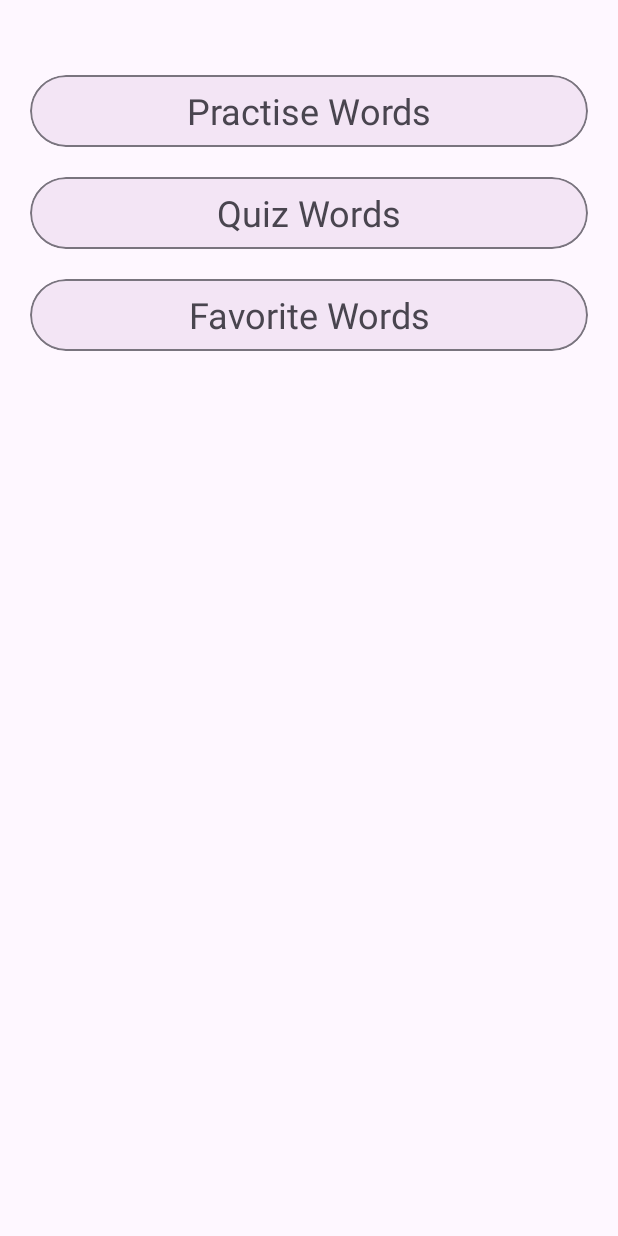
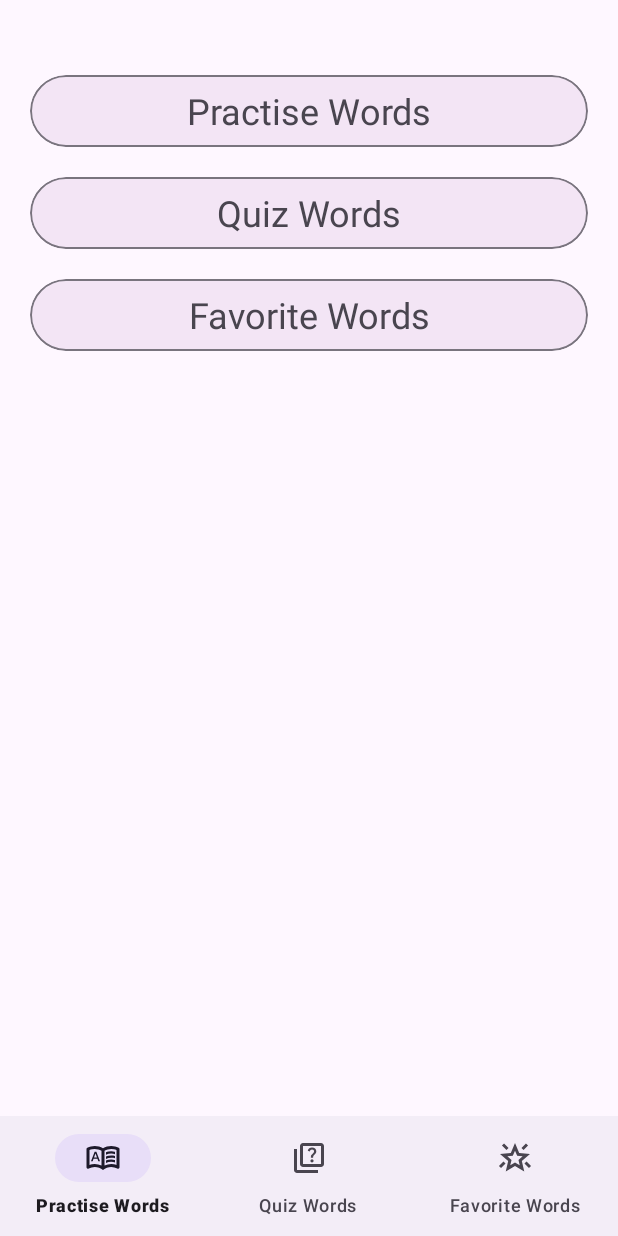
Before and after one commit to Talhakasikci/English-Turkish-Word-Game, an Android app: the screen it shows after launch (MainActivity), on a phone screen of 412 x 824 dp. Run offline under Robolectric (Android 15) with nearby library versions, the phone set to English and light mode, and no system bars; our stand-ins replace navigation-ui.

Commit message:
bottom navigation

```diff
--- a/WordApp/app/src/main/java/com/talhakasikci/wordapp/ui/fragments/LetterFragment.kt
+++ b/WordApp/app/src/main/java/com/talhakasikci/wordapp/ui/fragments/LetterFragment.kt
@@ -5,6 +5,7 @@ import androidx.fragment.app.Fragment
 import android.view.LayoutInflater
 import android.view.View
 import android.view.ViewGroup
+import androidx.fragment.app.viewModels
 import androidx.navigation.fragment.findNavController
 import androidx.navigation.fragment.navArgs
 import androidx.recyclerview.widget.LinearLayoutManager
@@ -12,6 +13,7 @@ import com.talhakasikci.wordapp.R
 import com.talhakasikci.wordapp.adapter.LetterAdapter
 import com.talhakasikci.wordapp.adapter.WordAdapter
 import com.talhakasikci.wordapp.databinding.FragmentLetterBinding
+import com.talhakasikci.wordapp.ui.WordListViewModel
 
 
 class LetterFragment : Fragment() {
@@ -23,6 +25,7 @@ class LetterFragment : Fragment() {
     private val section4 = ('N'..'Q').map { it.toString() }
     private val section5 = ('R'..'U').map { it.toString() }
     private val section6 = ('V'..'Z').map { it.toString() }
+    private val viewModel: WordListViewModel by viewModels()
     private val args: LetterFragmentArgs by navArgs()
     private val target: Int by lazy{ args.targetID }
     private val level: String by lazy{ args.EnglishLevel }
@@ -49,6 +52,7 @@ class LetterFragment : Fragment() {
     override fun onViewCreated(view: View, savedInstanceState: Bundle?) {
         super.onViewCreated(view, savedInstanceState)
         val adapter = LetterAdapter(list){selectedLetter->
+            viewModel.selectedLetter(selectedLetter)
             when(target){
                 R.id.quizFragment->{
                     val action = LetterFragmentDirections.actionLetterFragmentToQuizFragment(level = level, letter = selectedLetter)
--- a/WordApp/app/src/main/java/com/talhakasikci/wordapp/ui/fragments/MainFragment.kt
+++ b/WordApp/app/src/main/java/com/talhakasikci/wordapp/ui/fragments/MainFragment.kt
@@ -70,8 +70,10 @@ class MainFragment : Fragment() {
 
 
     }
-    // !!!!!!!!!!!!!!!!!!!!!!!!!!!!!!!!
+
     private fun actionFragment(level:String){
+        viewModel.selectedLevel(level)
+
         val target = args.targetID
         if(target == R.id.wordsFragment){
             val action = MainFragmentDirections.actionMainFragmentToLetterFragment(EnglishLevel = level, targetID = target)
@@ -80,7 +82,7 @@ class MainFragment : Fragment() {
             val action = MainFragmentDirections.actionMainFragmentToLetterFragment(EnglishLevel = level, targetID = target)
             findNavController().navigate(action)
         }
-    }// hata !!!!!!!!!!!!!!!
+    }
 
 
 }
--- /dev/null
+++ b/WordApp/app/src/main/res/drawable/favorite_icon.xml
@@ -0,0 +1,9 @@
+<vector xmlns:android="http://schemas.android.com/apk/res/android"
+    android:width="24dp"
+    android:height="24dp"
+    android:viewportWidth="960"
+    android:viewportHeight="960">
+  <path
+      android:pathData="M852,748 L732,628l56,-56 120,120 -56,56ZM708,268l-56,-56 120,-120 56,56 -120,120ZM252,268L132,148l56,-56 120,120 -56,56ZM108,748l-56,-56 120,-120 56,56 -120,120ZM354,673 L480,597 606,674 573,530 684,434 538,421 480,285 422,420 276,433 387,530 354,673ZM233,840l65,-281L80,370l288,-25 112,-265 112,265 288,25 -218,189 65,281 -247,-149 -247,149ZM480,479Z"
+      android:fillColor="#000000"/>
+</vector>
--- /dev/null
+++ b/WordApp/app/src/main/res/drawable/quiz_icon.xml
@@ -0,0 +1,9 @@
+<vector xmlns:android="http://schemas.android.com/apk/res/android"
+    android:width="24dp"
+    android:height="24dp"
+    android:viewportWidth="960"
+    android:viewportHeight="960">
+  <path
+      android:pathData="M560,600q17,0 29.5,-12.5T602,558q0,-17 -12.5,-29.5T560,516q-17,0 -29.5,12.5T518,558q0,17 12.5,29.5T560,600ZM530,472h60q0,-29 6,-42.5t28,-35.5q30,-30 40,-48.5t10,-43.5q0,-45 -31.5,-73.5T560,200q-41,0 -71.5,23T446,284l54,22q9,-25 24.5,-37.5T560,256q24,0 39,13.5t15,36.5q0,14 -8,26.5T578,364q-33,29 -40.5,45.5T530,472ZM320,720q-33,0 -56.5,-23.5T240,640v-480q0,-33 23.5,-56.5T320,80h480q33,0 56.5,23.5T880,160v480q0,33 -23.5,56.5T800,720L320,720ZM320,640h480v-480L320,160v480ZM160,880q-33,0 -56.5,-23.5T80,800v-560h80v560h560v80L160,880ZM320,160v480,-480Z"
+      android:fillColor="#000000"/>
+</vector>
--- /dev/null
+++ b/WordApp/app/src/main/res/drawable/word_icon.xml
@@ -0,0 +1,9 @@
+<vector xmlns:android="http://schemas.android.com/apk/res/android"
+    android:width="24dp"
+    android:height="24dp"
+    android:viewportWidth="960"
+    android:viewportHeight="960">
+  <path
+      android:pathData="M160,569h45l23,-66h104l24,66h44l-97,-258h-46l-97,258ZM241,466 L279,359h2l38,107h-78ZM560,396v-68q33,-14 67.5,-21t72.5,-7q26,0 51,4t49,10v64q-24,-9 -48.5,-13.5T700,360q-38,0 -73,9.5T560,396ZM560,616v-68q33,-14 67.5,-21t72.5,-7q26,0 51,4t49,10v64q-24,-9 -48.5,-13.5T700,580q-38,0 -73,9t-67,27ZM560,506v-68q33,-14 67.5,-21t72.5,-7q26,0 51,4t49,10v64q-24,-9 -48.5,-13.5T700,470q-38,0 -73,9.5T560,506ZM260,640q47,0 91.5,10.5T440,682v-394q-41,-24 -87,-36t-93,-12q-36,0 -71.5,7T120,268v396q35,-12 69.5,-18t70.5,-6ZM520,682q44,-21 88.5,-31.5T700,640q36,0 70.5,6t69.5,18v-396q-33,-14 -68.5,-21t-71.5,-7q-47,0 -93,12t-87,36v394ZM480,800q-48,-38 -104,-59t-116,-21q-42,0 -82.5,11T100,762q-21,11 -40.5,-1T40,726v-482q0,-11 5.5,-21T62,208q46,-24 96,-36t102,-12q58,0 113.5,15T480,220q51,-30 106.5,-45T700,160q52,0 102,12t96,36q11,5 16.5,15t5.5,21v482q0,23 -19.5,35t-40.5,1q-37,-20 -77.5,-31T700,720q-60,0 -116,21t-104,59ZM280,461Z"
+      android:fillColor="#000000"/>
+</vector>
--- a/WordApp/app/src/main/res/layout/activity_main.xml
+++ b/WordApp/app/src/main/res/layout/activity_main.xml
@@ -11,11 +11,21 @@
         android:id="@+id/fragmentContainerView"
         android:name="androidx.navigation.fragment.NavHostFragment"
         android:layout_width="match_parent"
-        android:layout_height="match_parent"
+        android:layout_height="0dp"
+        app:layout_constraintVertical_weight="1"
         app:defaultNavHost="true"
-        app:layout_constraintBottom_toBottomOf="parent"
+        app:layout_constraintBottom_toTopOf="@+id/bottom_navigation_bar"
         app:layout_constraintEnd_toEndOf="parent"
         app:layout_constraintStart_toStartOf="parent"
         app:layout_constraintTop_toTopOf="parent"
         app:navGraph="@navigation/navigation" />
+
+    <com.google.android.material.bottomnavigation.BottomNavigationView
+        android:id="@+id/bottom_navigation_bar"
+        android:layout_width="match_parent"
+        android:layout_height="wrap_content"
+        app:layout_constraintBottom_toBottomOf="parent"
+        app:layout_constraintEnd_toEndOf="parent"
+        app:layout_constraintStart_toStartOf="parent"
+        app:menu="@menu/bottom_navigation" />
 </androidx.constraintlayout.widget.ConstraintLayout>
--- /dev/null
+++ b/WordApp/app/src/main/res/menu/bottom_navigation.xml
@@ -0,0 +1,15 @@
+<?xml version="1.0" encoding="utf-8"?>
+<menu xmlns:android="http://schemas.android.com/apk/res/android">
+<item android:id="@+id/wordsFragment"
+    android:title="@string/Practise_words_Button"
+    android:icon="@drawable/word_icon"
+    />
+<item android:id="@+id/mainFragment"
+    android:title="@string/Quiz_words_Button"
+    android:icon="@drawable/quiz_icon"
+    />
+<item android:id="@+id/favFragment"
+    android:title="@string/Fav_Words_Button"
+    android:icon="@drawable/favorite_icon"
+    />
+</menu>
--- a/WordApp/app/src/main/res/navigation/navigation.xml
+++ b/WordApp/app/src/main/res/navigation/navigation.xml
@@ -45,6 +45,8 @@
         <action
             android:id="@+id/action_entryPage_to_wordsFragment"
             app:destination="@id/wordsFragment" />
+
+
     </fragment>
     <fragment
         android:id="@+id/letterFragment"
```
Also changed, not shown: WordApp/app/src/main/java/com/talhakasikci/wordapp/MainActivity.kt (+85 -1 lines), WordApp/app/src/main/java/com/talhakasikci/wordapp/ui/WordListViewModel.kt (+73 -0 lines), WordApp/app/src/main/java/com/talhakasikci/wordapp/ui/fragments/QuizFragment.kt (+30 -5 lines), WordApp/app/src/main/java/com/talhakasikci/wordapp/ui/fragments/wordsFragment.kt (+19 -4 lines).
